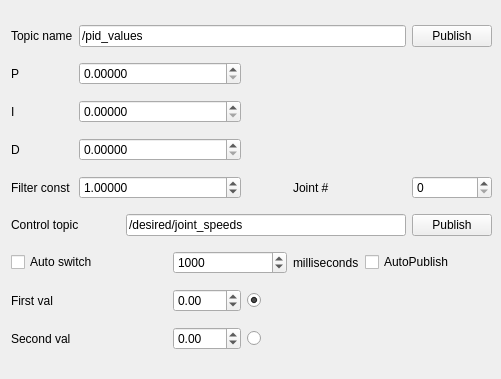
The window that src/puma560_gazebo/include/pid_tuner.ui (s-zenichev/my_diploma_project) describes before a commit, drawn with Qt 5.
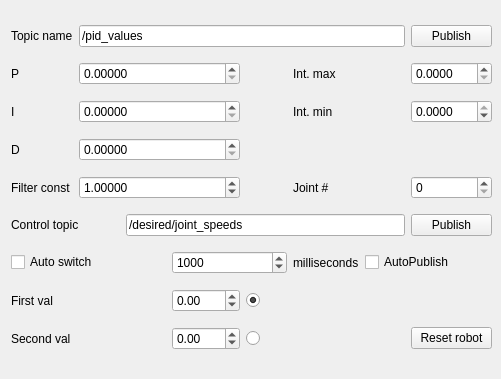
The same window after the commit.

What changed in the file:
```diff
--- a/src/puma560_gazebo/include/pid_tuner.ui
+++ b/src/puma560_gazebo/include/pid_tuner.ui
@@ -236,6 +236,50 @@
        </property>
       </widget>
      </item>
+     <item row="1" column="5">
+      <widget class="QLabel" name="label_11">
+       <property name="text">
+        <string>Int. max</string>
+       </property>
+      </widget>
+     </item>
+     <item row="1" column="7">
+      <widget class="QDoubleSpinBox" name="integrator_max">
+       <property name="decimals">
+        <number>4</number>
+       </property>
+       <property name="maximum">
+        <double>999.000000000000000</double>
+       </property>
+      </widget>
+     </item>
+     <item row="2" column="5">
+      <widget class="QLabel" name="label_12">
+       <property name="text">
+        <string>Int. min</string>
+       </property>
+      </widget>
+     </item>
+     <item row="2" column="7">
+      <widget class="QDoubleSpinBox" name="integrator_min">
+       <property name="decimals">
+        <number>4</number>
+       </property>
+       <property name="minimum">
+        <double>-999.000000000000000</double>
+       </property>
+       <property name="maximum">
+        <double>0.000000000000000</double>
+       </property>
+      </widget>
+     </item>
+     <item row="8" column="7">
+      <widget class="QPushButton" name="resetButton">
+       <property name="text">
+        <string>Reset robot</string>
+       </property>
+      </widget>
+     </item>
     </layout>
    </widget>
   </widget>
```
